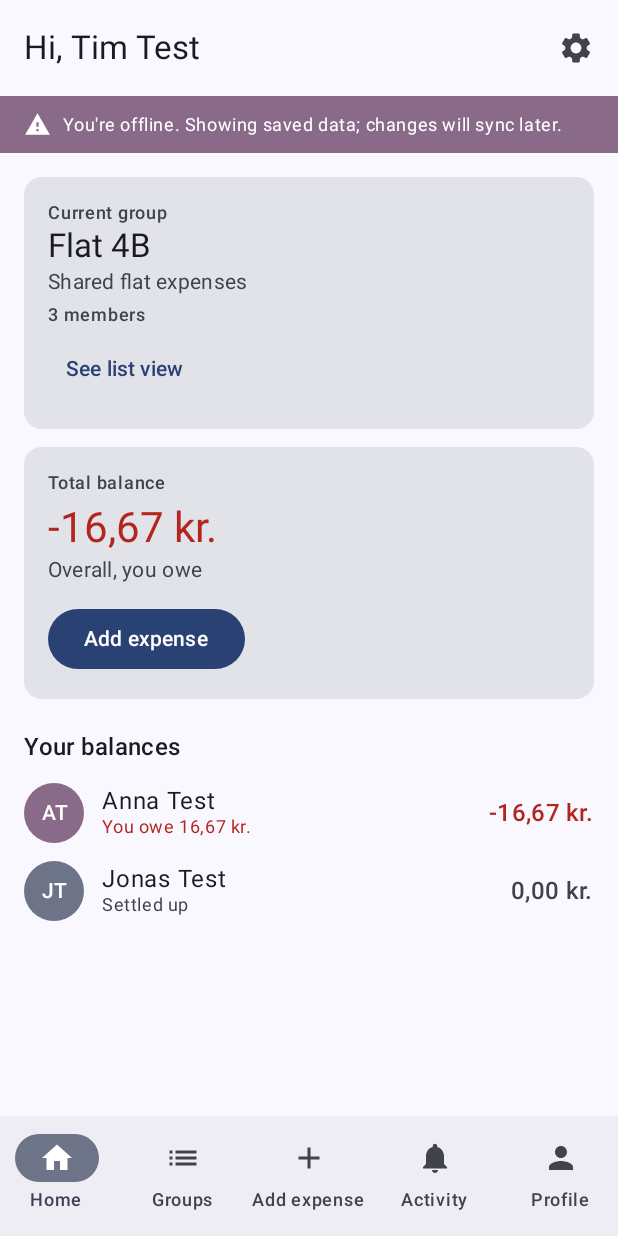
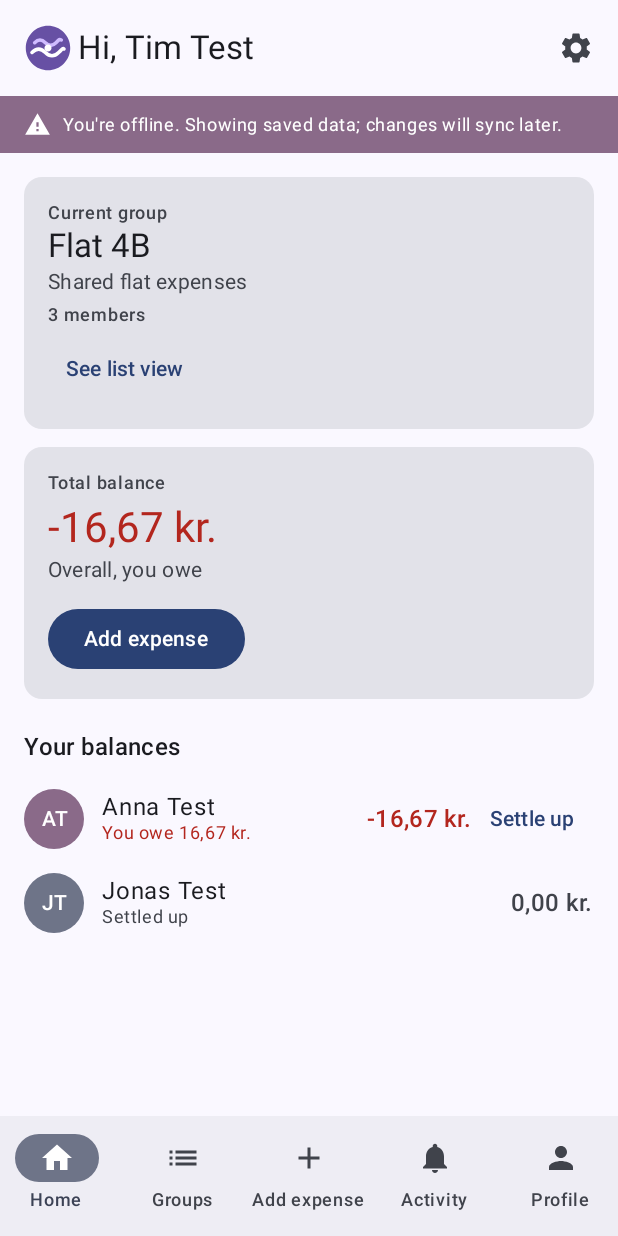
Before and after one commit to timebr/MSD2026-Group3-Android, an Android app built with Jetpack Compose: the screen it shows after launch (MainActivity), on a phone screen of 412 x 824 dp. Run offline under Robolectric (Android 15) with nearby library versions, the phone set to English and light mode, and no system bars.

Commit message:
feat(ui): add settle up from the Home balances list
Members I owe on S3 now offer a Settle up action with confirmation, using
the existing settle-up flow, matching the group overview.

```diff
--- a/app/src/main/java/com/example/oweowe/ui/home/HomeScreen.kt
+++ b/app/src/main/java/com/example/oweowe/ui/home/HomeScreen.kt
@@ -7,12 +7,15 @@ import androidx.compose.foundation.layout.Row
 import androidx.compose.foundation.layout.Spacer
 import androidx.compose.foundation.layout.fillMaxSize
 import androidx.compose.foundation.layout.fillMaxWidth
+import androidx.compose.foundation.Image
 import androidx.compose.foundation.layout.height
 import androidx.compose.foundation.layout.padding
+import androidx.compose.foundation.layout.size
 import androidx.compose.foundation.lazy.LazyColumn
 import androidx.compose.foundation.lazy.items
 import androidx.compose.material.icons.Icons
 import androidx.compose.material.icons.filled.Settings
+import androidx.compose.material3.AlertDialog
 import androidx.compose.material3.Button
 import androidx.compose.material3.Card
 import androidx.compose.material3.Icon
@@ -26,10 +29,13 @@ import androidx.compose.material3.TextButton
 import androidx.compose.runtime.Composable
 import androidx.compose.runtime.LaunchedEffect
 import androidx.compose.runtime.getValue
+import androidx.compose.runtime.mutableStateOf
 import androidx.compose.runtime.remember
+import androidx.compose.runtime.setValue
 import androidx.compose.ui.Alignment
 import androidx.compose.ui.Modifier
 import androidx.compose.ui.platform.LocalContext
+import androidx.compose.ui.res.painterResource
 import androidx.compose.ui.res.stringResource
 import androidx.compose.ui.tooling.preview.Preview
 import androidx.compose.ui.unit.dp
@@ -62,6 +68,7 @@ fun HomeScreen(
 
     val snackbarHostState = remember { SnackbarHostState() }
     val context = LocalContext.current
+    var memberToSettle by remember { mutableStateOf<MemberBalance?>(null) }
     LaunchedEffect(homeViewModel) {
         homeViewModel.messages.collect { message ->
             snackbarHostState.showSnackbar(message.asString(context))
@@ -72,7 +79,14 @@ fun HomeScreen(
         topBar = {
             AppTopBar(
                 title = state.me?.let { stringResource(R.string.home_greeting, it.fullName) }
-                    ?: stringResource(R.string.nav_home),
+                    ?: stringResource(R.string.app_name),
+                navigationIcon = {
+                    Image(
+                        painter = painterResource(R.drawable.ic_logo),
+                        contentDescription = null,
+                        modifier = Modifier.padding(start = 12.dp).size(32.dp),
+                    )
+                },
                 actions = {
                     IconButton(onClick = onOpenSettings) {
                         Icon(
@@ -89,8 +103,19 @@ fun HomeScreen(
             state = state,
             onAddExpense = { onAddExpense(state.group?.id) },
             onRemind = homeViewModel::sendReminder,
+            onSettleUp = { member -> memberToSettle = member },
             onGoToGroups = onGoToGroups,
             modifier = Modifier.padding(padding),
+        )
+    }
+    memberToSettle?.let { member ->
+        SettleUpDialog(
+            member = member,
+            onConfirm = {
+                homeViewModel.settleUp(member)
+                memberToSettle = null
+            },
+            onDismiss = { memberToSettle = null },
         )
     }
 }
@@ -102,6 +127,7 @@ fun HomeContent(
     onRemind: (MemberBalance) -> Unit,
     onGoToGroups: () -> Unit,
     modifier: Modifier = Modifier,
+    onSettleUp: (MemberBalance) -> Unit = {},
 ) {
     Column(modifier = modifier.fillMaxSize()) {
         if (state.offline) OfflineBanner()
@@ -113,7 +139,7 @@ fun HomeContent(
                 message = stringResource(R.string.home_no_groups_message),
                 action = { Button(onClick = onGoToGroups) { Text(stringResource(R.string.home_go_to_groups)) } },
             )
-            else -> HomeList(state, onAddExpense, onRemind, onGoToGroups)
+            else -> HomeList(state, onAddExpense, onRemind, onSettleUp, onGoToGroups)
         }
     }
 }
@@ -123,6 +149,7 @@ private fun HomeList(
     state: HomeUiState,
     onAddExpense: () -> Unit,
     onRemind: (MemberBalance) -> Unit,
+    onSettleUp: (MemberBalance) -> Unit,
     onGoToGroups: () -> Unit,
 ) {
     LazyColumn(
@@ -149,7 +176,7 @@ private fun HomeList(
             }
         } else {
             items(others, key = { it.user.uid }) { member ->
-                MemberBalanceRow(member, onRemind = onRemind)
+                MemberBalanceRow(member, onRemind = onRemind, onSettleUp = onSettleUp)
             }
         }
         item { Spacer(Modifier.height(16.dp)) }
@@ -227,6 +254,7 @@ private fun TotalBalanceCard(state: HomeUiState, onAddExpense: () -> Unit) {
 private fun MemberBalanceRow(
     member: MemberBalance,
     onRemind: (MemberBalance) -> Unit,
+    onSettleUp: (MemberBalance) -> Unit,
 ) {
     val owesMe = member.owesMeOre > 0
     val status = when {
@@ -256,9 +284,14 @@ private fun MemberBalanceRow(
             )
         }
         SignedAmount(ore = member.owesMeOre - member.iOweOre)
+        // FR8: remind members who owe me. FR5: settle up with members I owe.
         if (owesMe) {
             TextButton(onClick = { onRemind(member) }) {
                 Text(stringResource(R.string.home_remind))
+            }
+        } else if (member.iOweOre > 0) {
+            TextButton(onClick = { onSettleUp(member) }) {
+                Text(stringResource(R.string.settle_up))
             }
         }
     }
@@ -267,6 +300,39 @@ private fun MemberBalanceRow(
 @Composable
 private fun ErrorStatePlaceholder() {
     ErrorState(message = stringResource(R.string.common_error_generic))
+}
+
+
+/** Confirms a settlement before it is recorded for the whole group (FR5). */
+@Composable
+private fun SettleUpDialog(
+    member: MemberBalance,
+    onConfirm: () -> Unit,
+    onDismiss: () -> Unit,
+) {
+    AlertDialog(
+        onDismissRequest = onDismiss,
+        title = { Text(stringResource(R.string.settle_up_title)) },
+        text = {
+            Text(
+                stringResource(
+                    R.string.settle_up_message,
+                    formatKr(member.iOweOre),
+                    member.user.fullName,
+                ),
+            )
+        },
+        confirmButton = {
+            TextButton(onClick = onConfirm) {
+                Text(stringResource(R.string.settle_up))
+            }
+        },
+        dismissButton = {
+            TextButton(onClick = onDismiss) {
+                Text(stringResource(R.string.action_cancel))
+            }
+        },
+    )
 }
 
 @Preview(showBackground = true, name = "Home content")
```
